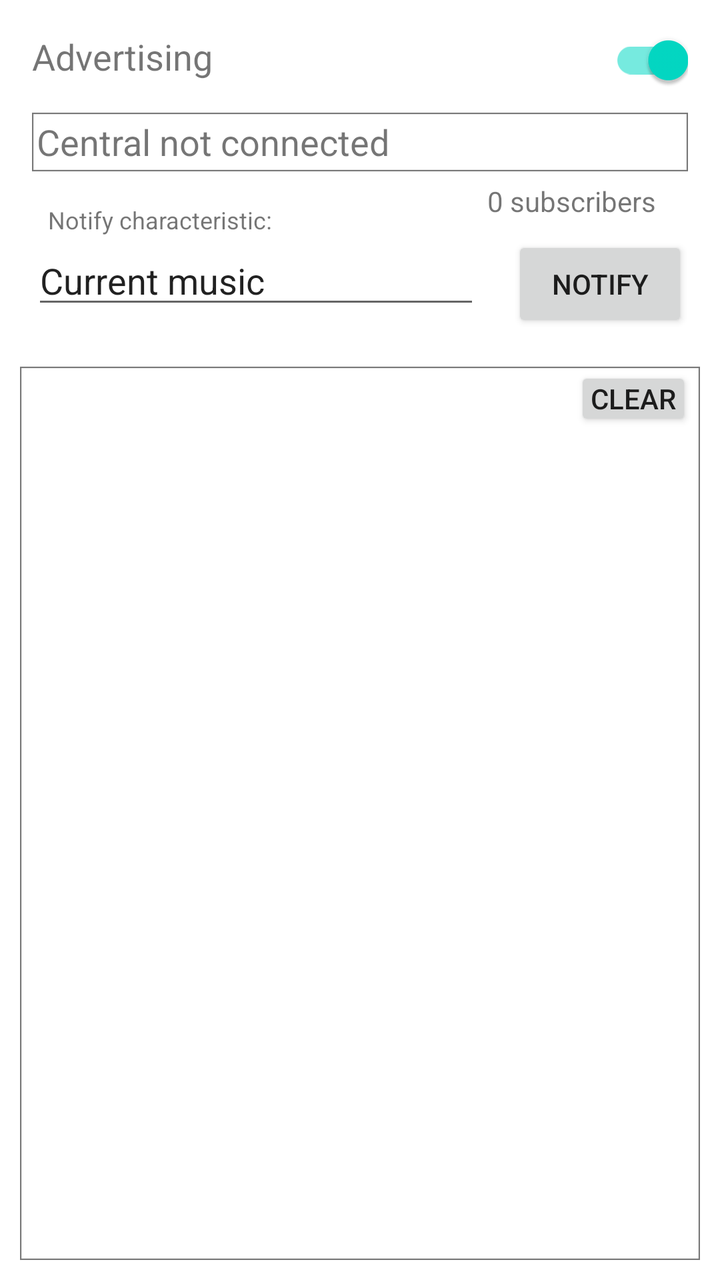
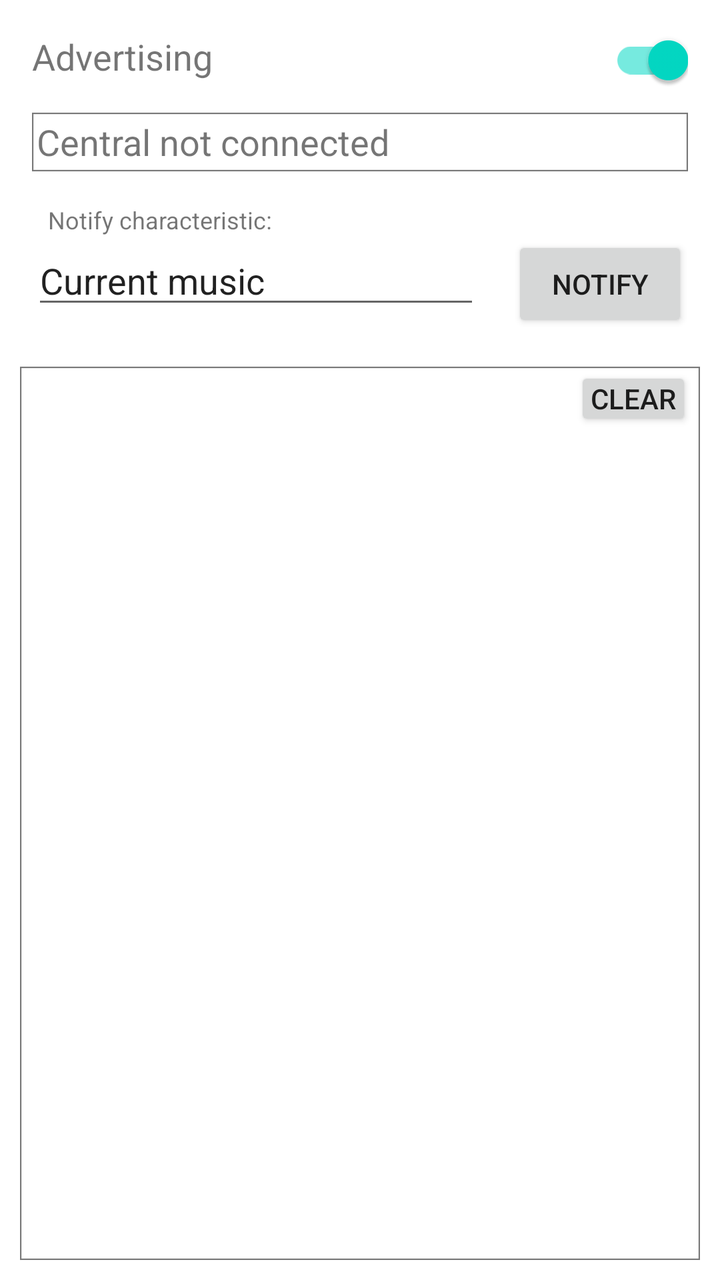

Compare the two renders of this Android layout. The source of the first and the diff that turns it into the second are given below.
<!-- AndroidManifest.xml: application theme Theme.Twingo -->
<!-- res/layout/activity_main.xml -->
<?xml version="1.0" encoding="utf-8"?>
<androidx.constraintlayout.widget.ConstraintLayout xmlns:android="http://schemas.android.com/apk/res/android"
    xmlns:app="http://schemas.android.com/apk/res-auto"
    xmlns:tools="http://schemas.android.com/tools"
    android:layout_width="match_parent"
    android:layout_height="match_parent"
    android:layout_marginTop="96dp"
    tools:context=".MainActivity">

    <TextView
        android:id="@+id/textViewIsAdvertising"
        android:layout_width="wrap_content"
        android:layout_height="wrap_content"
        android:layout_marginStart="16dp"
        android:layout_marginTop="16dp"
        android:text="@string/text_static_is_advertising"
        android:textSize="18sp"
        app:layout_constraintStart_toStartOf="parent"
        app:layout_constraintTop_toTopOf="parent" />

    <com.google.android.material.switchmaterial.SwitchMaterial
        android:id="@+id/switchAdvertising"
        android:layout_width="wrap_content"
        android:layout_height="wrap_content"
        android:layout_marginEnd="16dp"
        android:checked="true"
        app:layout_constraintBaseline_toBaselineOf="@+id/textViewIsAdvertising"
        app:layout_constraintEnd_toEndOf="parent" />

    <ScrollView
        android:id="@+id/scrollViewLog"
        android:layout_width="match_parent"
        android:layout_height="0dp"
        android:layout_marginStart="10dp"
        android:layout_marginTop="24dp"
        android:layout_marginEnd="10dp"
        android:layout_marginBottom="10dp"
        android:layout_weight="1"
        android:background="@drawable/img_gray_border"
        app:layout_constraintBottom_toBottomOf="parent"
        app:layout_constraintEnd_toEndOf="parent"
        app:layout_constraintHorizontal_bias="0.0"
        app:layout_constraintStart_toStartOf="parent"
        app:layout_constraintTop_toBottomOf="@+id/editTextCurrentMusicCharacteristic">

        <TextView
            android:id="@+id/textViewLog"
            android:layout_width="wrap_content"
            android:layout_height="wrap_content" />

    </ScrollView>

    <TextView
        android:id="@+id/textViewConnectionState"
        android:layout_width="0dp"
        android:layout_height="wrap_content"
        android:layout_marginStart="16dp"
        android:layout_marginTop="16dp"
        android:layout_marginEnd="16dp"
        android:background="@drawable/img_gray_border"
        android:text="@string/text_disconnected"
        android:textSize="18sp"
        app:layout_constraintEnd_toEndOf="parent"
        app:layout_constraintStart_toStartOf="parent"
        app:layout_constraintTop_toBottomOf="@+id/textViewIsAdvertising" />

    <TextView
        android:id="@+id/textViewHintCurrentMusicCharacteristic"
        android:layout_width="wrap_content"
        android:layout_height="wrap_content"
        android:layout_marginStart="24dp"
        android:layout_marginTop="16dp"
        android:text="@string/text_static_current_music_characteristic"
        android:textSize="12sp"
        app:layout_constraintStart_toStartOf="parent"
        app:layout_constraintTop_toBottomOf="@+id/textViewConnectionState" />

    <EditText
        android:id="@+id/editTextCurrentMusicCharacteristic"
        android:layout_width="0dp"
        android:layout_height="wrap_content"
        android:layout_marginStart="16dp"
        android:layout_marginEnd="16dp"
        android:autofillHints=""
        android:ems="10"
        android:inputType="text"
        android:text="Current music"
        app:layout_constraintEnd_toStartOf="@+id/buttonSend"
        app:layout_constraintStart_toStartOf="parent"
        app:layout_constraintTop_toBottomOf="@+id/textViewHintCurrentMusicCharacteristic" />

    <Button
        android:id="@+id/buttonSend"
        android:layout_width="wrap_content"
        android:layout_height="wrap_content"
        android:layout_marginEnd="16dp"
        android:onClick="onTapSend"
        android:text="@string/button_notify"
        app:layout_constraintBaseline_toBaselineOf="@+id/editTextCurrentMusicCharacteristic"
        app:layout_constraintEnd_toEndOf="parent" />

    <TextView
        android:id="@+id/textViewSubscribers"
        android:layout_width="wrap_content"
        android:layout_height="wrap_content"
        android:layout_marginEnd="32dp"
        android:layout_marginBottom="8dp"
        android:text="0 subscribers"
        app:layout_constraintBottom_toTopOf="@+id/buttonSend"
        app:layout_constraintEnd_toEndOf="parent" />

    <Button
        android:id="@+id/buttonClearLog"
        android:layout_width="wrap_content"
        android:layout_height="wrap_content"
        android:layout_marginEnd="4dp"
        android:minWidth="48dip"
        android:minHeight="32dip"
        android:onClick="onTapClearLog"
        android:paddingLeft="8dp"
        android:paddingTop="4dp"
        android:paddingRight="8dp"
        android:paddingBottom="4dp"
        android:text="@string/button_clear_log"
        app:layout_constraintEnd_toEndOf="@+id/scrollViewLog"
        app:layout_constraintTop_toTopOf="@+id/scrollViewLog" />

</androidx.constraintlayout.widget.ConstraintLayout>
<!-- resources referenced by this layout -->
<resources>
  <!-- drawable img_gray_border: png bitmap (drawable-hdpi, 338 bytes) -->
  <string name="button_clear_log">Clear</string>
  <string name="button_notify">Notify</string>
  <string name="text_disconnected">Central not connected</string>
  <string name="text_static_current_music_characteristic">Notify characteristic:</string>
  <string name="text_static_is_advertising">Advertising</string>
  <style name="Theme.Twingo" parent="Theme.MaterialComponents.DayNight.DarkActionBar">
          
          <item name="colorPrimary">@color/purple_500</item>
          <item name="colorPrimaryVariant">@color/purple_700</item>
          <item name="colorOnPrimary">@color/white</item>
          
          <item name="colorSecondary">@color/teal_200</item>
          <item name="colorSecondaryVariant">@color/teal_700</item>
          <item name="colorOnSecondary">@color/black</item>
          
          <item name="android:statusBarColor" tools:targetApi="l">?attr/colorPrimaryVariant</item>
          
      </style>
  <color name="purple_500">#FF6200EE</color>
  <color name="purple_700">#FF3700B3</color>
  <color name="white">#FFFFFFFF</color>
  <color name="teal_200">#FF03DAC5</color>
  <color name="teal_700">#FF018786</color>
  <color name="black">#FF000000</color>
</resources>

<!-- the commit's change to res/layout/activity_main.xml (unified diff, before → after) -->
@@ -105,7 +105,7 @@
         android:layout_height="wrap_content"
         android:layout_marginEnd="32dp"
         android:layout_marginBottom="8dp"
-        android:text="0 subscribers"
+        android:text=""
         app:layout_constraintBottom_toTopOf="@+id/buttonSend"
         app:layout_constraintEnd_toEndOf="parent" />
 
